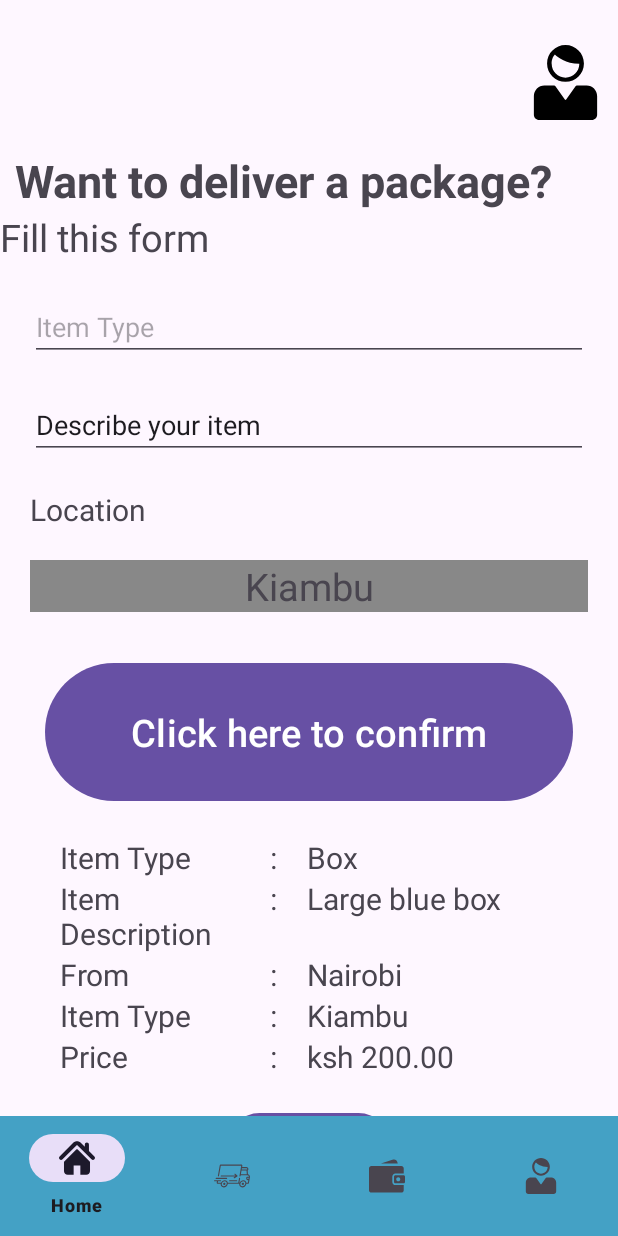
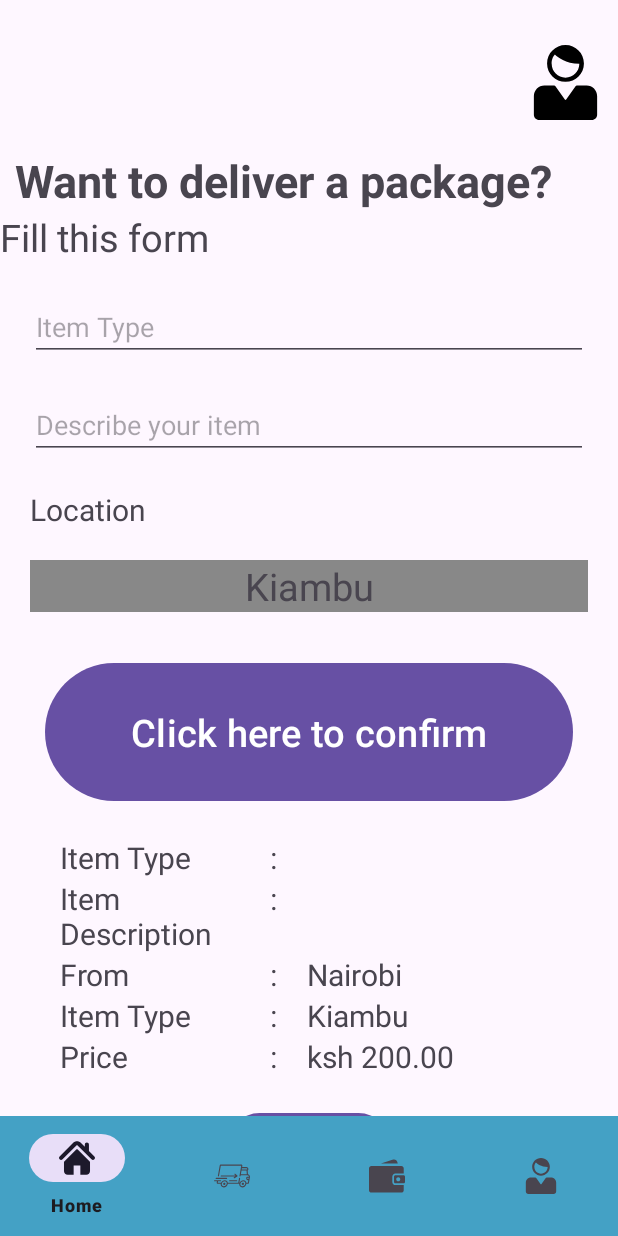
Before and after one commit to Trevor-Kayeyia-Madara/FastishaApp, an Android app: the fragment ShipmentFragment placed in its activity, on a phone screen of 412 x 824 dp. Run offline under Robolectric (Android 15) with nearby library versions, the phone set to English and light mode, and no system bars.

Commit message:
making the shipment fragment to work

```diff
--- a/app/src/main/res/layout/fragment_shipment.xml
+++ b/app/src/main/res/layout/fragment_shipment.xml
@@ -54,11 +54,11 @@
             app:layout_constraintTop_toBottomOf="@+id/textView7" />
 
         <EditText
-            android:id="@+id/edtDescribe"
+            android:id="@+id/edtDescription"
             android:layout_width="match_parent"
             android:layout_height="wrap_content"
             android:layout_margin="20dp"
-            android:text="Describe your item"
+            android:hint="Describe your item"
             app:layout_constraintTop_toBottomOf="@+id/edtItem"
             tools:layout_editor_absoluteX="20dp" />
 
@@ -69,7 +69,7 @@
             android:layout_margin="20dp"
             android:text="Location"
             android:textSize="20dp"
-            app:layout_constraintTop_toBottomOf="@+id/edtDescribe"
+            app:layout_constraintTop_toBottomOf="@+id/edtDescription"
             tools:layout_editor_absoluteX="20dp" />
 
         <TextView
@@ -127,7 +127,7 @@
                     android:layout_width="wrap_content"
                     android:layout_height="wrap_content"
                     android:layout_marginStart="20dp"
-                    android:text="Box"
+                    android:text=""
                     android:textSize="20dp" />
 
             </LinearLayout>
@@ -155,7 +155,7 @@
                     android:layout_width="wrap_content"
                     android:layout_height="wrap_content"
                     android:layout_marginStart="20dp"
-                    android:text="Large blue box"
+                    android:text=""
                     android:textSize="20dp" />
 
             </LinearLayout>
```
Also changed, not shown: app/src/main/java/com/example/fastishaapp/ShipmentFragment.java (+6 -2 lines).
